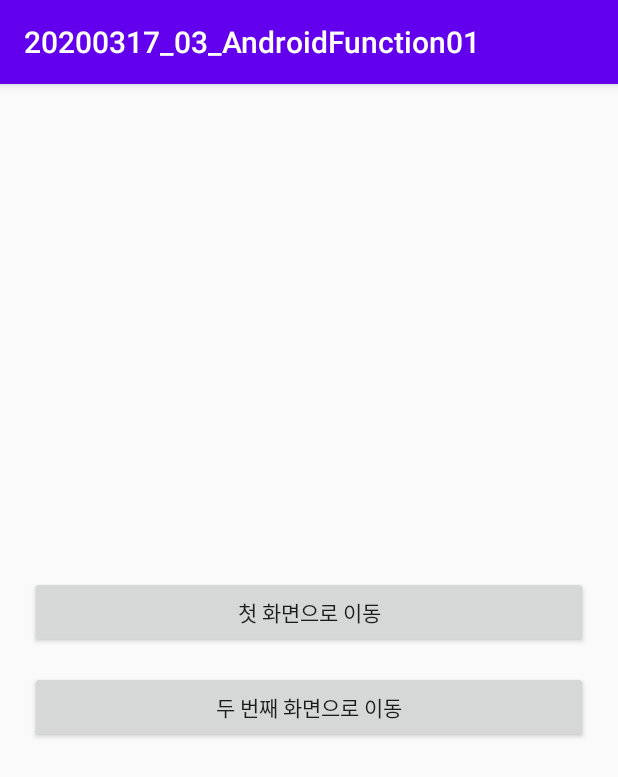
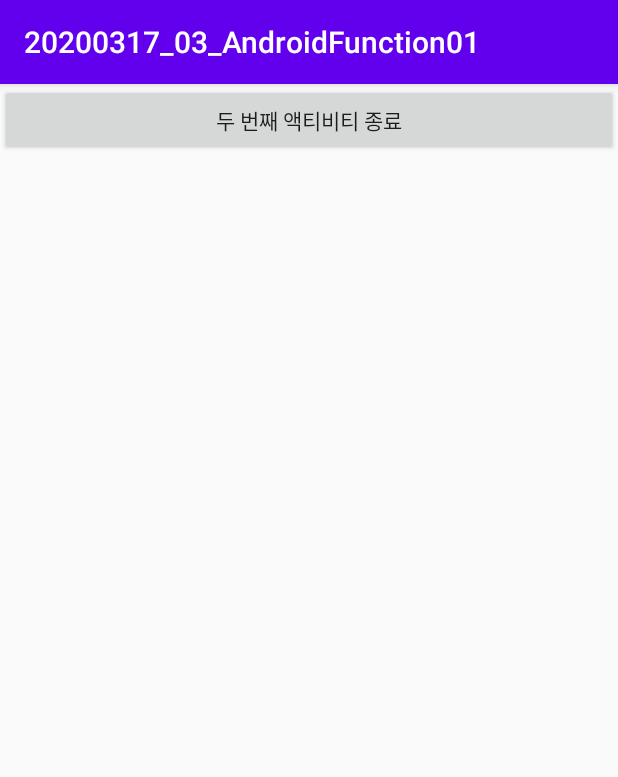
Before and after one commit to seakjh/20200317_03_AndroidFunction01, an Android app: the screen it shows after launch (MainActivity before the commit, SecondActivity after it), after a tap on "두 번째 화면으로 이동", on a phone screen of 412 x 824 dp. Shown: the top 777 px of the screen. Run offline under Robolectric (Android 15) with nearby library versions, the phone set to English and light mode, and no system bars; our stand-ins replace data binding.

```diff
--- a/app/src/main/AndroidManifest.xml
+++ b/app/src/main/AndroidManifest.xml
@@ -9,7 +9,8 @@
         android:roundIcon="@mipmap/ic_launcher_round"
         android:supportsRtl="true"
         android:theme="@style/AppTheme">
-        <activity android:name=".FirstActivity"></activity>
+        <activity android:name=".SecondActivity"></activity>
+        <activity android:name=".FirstActivity" />
         <activity android:name=".MainActivity">
             <intent-filter>
                 <action android:name="android.intent.action.MAIN" />
--- a/app/src/main/java/com/example/a20200317_03_androidfunction01/MainActivity.java
+++ b/app/src/main/java/com/example/a20200317_03_androidfunction01/MainActivity.java
@@ -33,6 +33,9 @@ public class MainActivity extends AppCompatActivity {
             @Override
             public void onClick(View v) {
 
+                Intent intent = new Intent(MainActivity.this, SecondActivity.class);
+                startActivity(intent);
+
             }
         });
 
--- /dev/null
+++ b/app/src/main/java/com/example/a20200317_03_androidfunction01/SecondActivity.java
@@ -0,0 +1,30 @@
+package com.example.a20200317_03_androidfunction01;
+
+import androidx.appcompat.app.AppCompatActivity;
+import androidx.databinding.DataBindingUtil;
+
+import android.os.Bundle;
+import android.view.View;
+
+import com.example.a20200317_03_androidfunction01.databinding.ActivitySecondBinding;
+
+public class SecondActivity extends AppCompatActivity {
+
+    ActivitySecondBinding binding = null;
+
+    @Override
+    protected void onCreate(Bundle savedInstanceState) {
+        super.onCreate(savedInstanceState);
+        binding = DataBindingUtil.setContentView(this, R.layout.activity_second);
+
+        binding.finishSencondBtn.setOnClickListener(new View.OnClickListener() {
+            @Override
+            public void onClick(View v) {
+
+
+
+            }
+        });
+
+    }
+}
--- /dev/null
+++ b/app/src/main/res/layout/activity_second.xml
@@ -0,0 +1,18 @@
+<?xml version="1.0" encoding="utf-8"?>
+<layout>
+    <LinearLayout xmlns:android="http://schemas.android.com/apk/res/android"
+        xmlns:app="http://schemas.android.com/apk/res-auto"
+        xmlns:tools="http://schemas.android.com/tools"
+        android:layout_width="match_parent"
+        android:layout_height="match_parent"
+        android:orientation="vertical"
+        tools:context=".SecondActivity">
+
+        <Button
+            android:id="@+id/finishSencondBtn"
+            android:layout_width="match_parent"
+            android:layout_height="wrap_content"
+            android:text="두 번째 액티비티 종료"/>
+
+    </LinearLayout>
+</layout>
```
